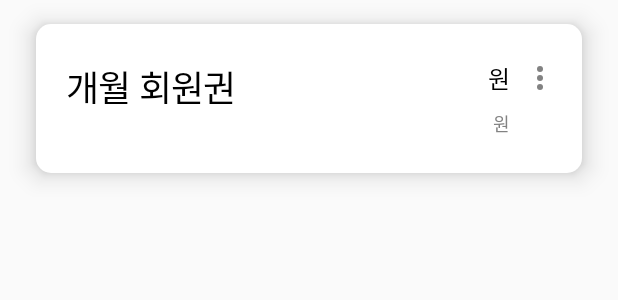
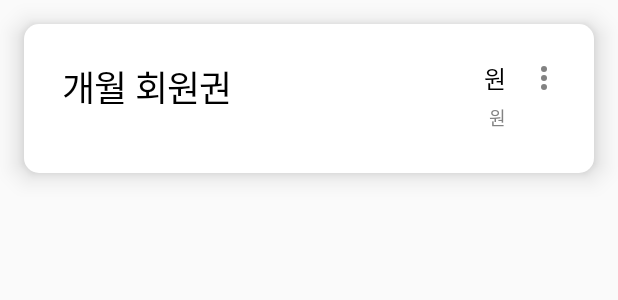
Before and after one commit to Ajou-Capston-09-HELPT/Android_Manager, an Android app: the layout item_membership.xml on its own in the app's theme, with its tools: preview values and no code run, on a phone screen of 412 x 824 dp. Shown: the top 300 px of the screen. Run offline under Robolectric (Android 15) with nearby library versions, the phone set to English and light mode, and no system bars.

Commit message:
:sparkles: Membership UI 변경 / 추가,수정,삭제 시 UI 실시간 변경

```diff
--- a/app/src/main/java/com/ajou/helptmanager/auth/view/LoginFragment.kt
+++ b/app/src/main/java/com/ajou/helptmanager/auth/view/LoginFragment.kt
@@ -83,12 +83,12 @@ class LoginFragment : Fragment() {
         }
         binding.nextBtn.setOnClickListener {
 
-            /* 임시 토큰 발행용
+            // 임시 토큰 발행용
             CoroutineScope(Dispatchers.IO).launch {
                 UserDataStore().saveGymId(4)
             }
             callLoginApi("3443165759")
-            */
+
 
 
             /*
--- a/app/src/main/java/com/ajou/helptmanager/home/view/dialog/ModifyMembershipDialog.kt
+++ b/app/src/main/java/com/ajou/helptmanager/home/view/dialog/ModifyMembershipDialog.kt
@@ -18,13 +18,12 @@ import com.ajou.helptmanager.R
 import com.ajou.helptmanager.UserDataStore
 import com.ajou.helptmanager.home.model.product.ProductRequest
 import com.ajou.helptmanager.home.viewmodel.MembershipViewModel
-import com.google.android.material.shape.ShapeAppearanceModel.CornerSizeUnaryOperator
 import kotlinx.coroutines.CoroutineScope
 import kotlinx.coroutines.Dispatchers
 import kotlinx.coroutines.launch
 
 class ModifyMembershipDialog(
-    private val index: Int,
+    private val productId: Int,
     private val viewModel: MembershipViewModel
     ) : DialogFragment() {
 
@@ -127,7 +126,7 @@ class ModifyMembershipDialog(
             CoroutineScope(Dispatchers.IO).launch {
                 accessToken = dataStroe.getAccessToken().toString()
                 gymId = dataStroe.getGymId()
-                viewModel.modifyProduct(accessToken, gymId, viewModel.membershipList.value?.get(index)?.product_id, ProductRequest(membershipTitle.toInt(), membershipPrice))
+                viewModel.modifyProduct(accessToken, gymId, productId, ProductRequest(membershipTitle.toInt(), membershipPrice.toInt()))
             }
             dismiss()
         } else {
--- a/app/src/main/res/layout/item_membership.xml
+++ b/app/src/main/res/layout/item_membership.xml
@@ -9,7 +9,7 @@
 
     <androidx.constraintlayout.widget.ConstraintLayout
         android:id="@+id/membershipLayout"
-        android:layout_width="wrap_content"
+        android:layout_width="0dp"
         android:layout_height="99dp"
         android:layout_margin="16dp"
         android:layout_marginStart="24dp"
@@ -25,14 +25,14 @@
 
         <androidx.constraintlayout.widget.ConstraintLayout
             android:id="@+id/membershipContents"
-            android:layout_width="300dp"
-            android:layout_height="51dp"
+            android:layout_width="wrap_content"
+            android:layout_height="wrap_content"
             android:layout_marginStart="16dp"
             android:layout_marginTop="24dp"
-            android:layout_marginEnd="48dp"
+            android:layout_marginEnd="8dp"
             android:layout_marginBottom="4dp"
             app:layout_constraintBottom_toBottomOf="parent"
-            app:layout_constraintEnd_toEndOf="parent"
+            app:layout_constraintEnd_toStartOf="@id/membershipMore"
             app:layout_constraintHorizontal_bias="0.4"
             app:layout_constraintStart_toStartOf="parent"
             app:layout_constraintTop_toTopOf="parent"
@@ -40,69 +40,64 @@
 
             <androidx.constraintlayout.widget.ConstraintLayout
                 android:id="@+id/membershipName"
-                android:layout_width="300dp"
-                android:layout_height="29dp"
+                android:layout_width="wrap_content"
+                android:layout_height="wrap_content"
                 app:layout_constraintEnd_toEndOf="parent"
                 app:layout_constraintStart_toStartOf="parent"
                 app:layout_constraintTop_toTopOf="parent">
 
                 <androidx.appcompat.widget.LinearLayoutCompat
-                    android:layout_width="wrap_content"
+                    android:id="@+id/linearLayoutCompat"
+                    android:layout_width="300dp"
                     android:layout_height="wrap_content"
+                    android:gravity="center_vertical"
                     android:orientation="horizontal"
+                    app:layout_constraintStart_toStartOf="parent"
+                    app:layout_constraintTop_toTopOf="parent">
 
-                    app:layout_constraintTop_toTopOf="parent"
-                    android:gravity="center_vertical"
-                    >
                     <TextView
                         android:id="@+id/textViewMembershipTitle"
                         android:layout_width="wrap_content"
                         android:layout_height="wrap_content"
                         android:height="29sp"
-                    android:fontFamily="@font/pretendard"
                         android:gravity="top"
-                    android:textAppearance="@style/styleMembershipTitle"
-                    />
+                        android:textAppearance="@style/styleMembershipTitle" />
 
                     <TextView
                         android:id="@+id/textViewMembershipTitle_2"
                         android:layout_width="wrap_content"
                         android:layout_height="wrap_content"
+                        android:layout_marginStart="4dp"
                         android:height="29sp"
-                    android:fontFamily="@font/pretendard"
                         android:gravity="top"
                         android:text="@string/stringMembershipTitle"
-                    android:textAppearance="@style/styleMembershipTitle"
-                    android:layout_marginStart="4dp"
-                    />
+                        android:textAppearance="@style/styleMembershipTitle" />
 
                 </androidx.appcompat.widget.LinearLayoutCompat>
 
                 <androidx.appcompat.widget.LinearLayoutCompat
                     android:layout_width="wrap_content"
                     android:layout_height="wrap_content"
+                    android:gravity="center_vertical"
                     android:orientation="horizontal"
+                    app:layout_constraintEnd_toEndOf="parent"
+                    app:layout_constraintTop_toTopOf="parent">
 
-                    app:layout_constraintTop_toTopOf="parent"
-                    android:gravity="center_vertical"
-                    app:layout_constraintEnd_toEndOf="@id/membershipName"
-                    >
                     <TextView
                         android:id="@+id/textViewMembershipPrice"
                         android:layout_width="wrap_content"
                         android:layout_height="wrap_content"
                         android:gravity="center"
-                        android:textAppearance="@style/styleMembershipPrice"
-                         />
+                        android:textAppearance="@style/styleMembershipPrice" />
+
                     <TextView
                         android:id="@+id/textViewMembershipPrice_2"
                         android:layout_width="wrap_content"
                         android:layout_height="wrap_content"
+                        android:layout_marginStart="4dp"
                         android:gravity="center"
                         android:text="@string/stringMembershipPrice"
-                        android:textAppearance="@style/styleMembershipPrice"
-                        android:layout_marginStart="4dp"
-                        />
+                        android:textAppearance="@style/styleMembershipPrice" />
                 </androidx.appcompat.widget.LinearLayoutCompat>
 
             </androidx.constraintlayout.widget.ConstraintLayout>
@@ -112,9 +107,10 @@
                 android:layout_height="wrap_content"
                 android:orientation="horizontal"
 
+                app:layout_constraintBottom_toBottomOf="parent"
                 app:layout_constraintEnd_toEndOf="parent"
-                app:layout_constraintBottom_toBottomOf="parent"
-                >
+                app:layout_constraintTop_toBottomOf="@+id/membershipName">
+
                 <TextView
                     android:id="@+id/textViewMembershipMonthPrice"
                     android:layout_width="wrap_content"
@@ -123,6 +119,7 @@
                     android:textAppearance="@style/styleMembershipMonthPrice"
                     app:layout_constraintBottom_toBottomOf="parent"
                     app:layout_constraintEnd_toEndOf="parent" />
+
                 <TextView
                     android:id="@+id/textViewMembershipMonthPrice_2"
                     android:layout_width="wrap_content"
@@ -139,7 +136,6 @@
             android:id="@+id/membershipMore"
             android:layout_width="wrap_content"
             android:layout_height="24dp"
-            android:layout_marginStart="8dp"
             android:layout_marginEnd="16dp"
             app:layout_constraintEnd_toEndOf="@id/membershipLayout"
             app:layout_constraintHorizontal_bias="1.0"
@@ -152,8 +148,8 @@
                 android:layout_height="match_parent"
                 android:onClick="onClickMembershipMore"
                 android:src="@drawable/more"
-                tools:layout_editor_absoluteX="0dp"
-                tools:layout_editor_absoluteY="0dp" />
+                app:layout_constraintEnd_toEndOf="parent"
+                app:layout_constraintTop_toTopOf="parent" />
         </androidx.constraintlayout.widget.ConstraintLayout>
     </androidx.constraintlayout.widget.ConstraintLayout>
 </androidx.constraintlayout.widget.ConstraintLayout>
```
Also changed, not shown: app/src/main/java/com/ajou/helptmanager/home/adapter/MembershipAdapter.kt (+3 -9 lines), app/src/main/java/com/ajou/helptmanager/home/view/dialog/RegisterMoreDialog.kt (+4 -9 lines), app/src/main/java/com/ajou/helptmanager/home/view/fragment/MembershipFragment.kt (+4 -5 lines), app/src/main/java/com/ajou/helptmanager/home/viewmodel/MembershipViewModel.kt (+12 -11 lines), app/src/main/res/layout/fragment_membership.xml (+15 -12 lines). Lines whose indentation alone changed are shown as unchanged.
